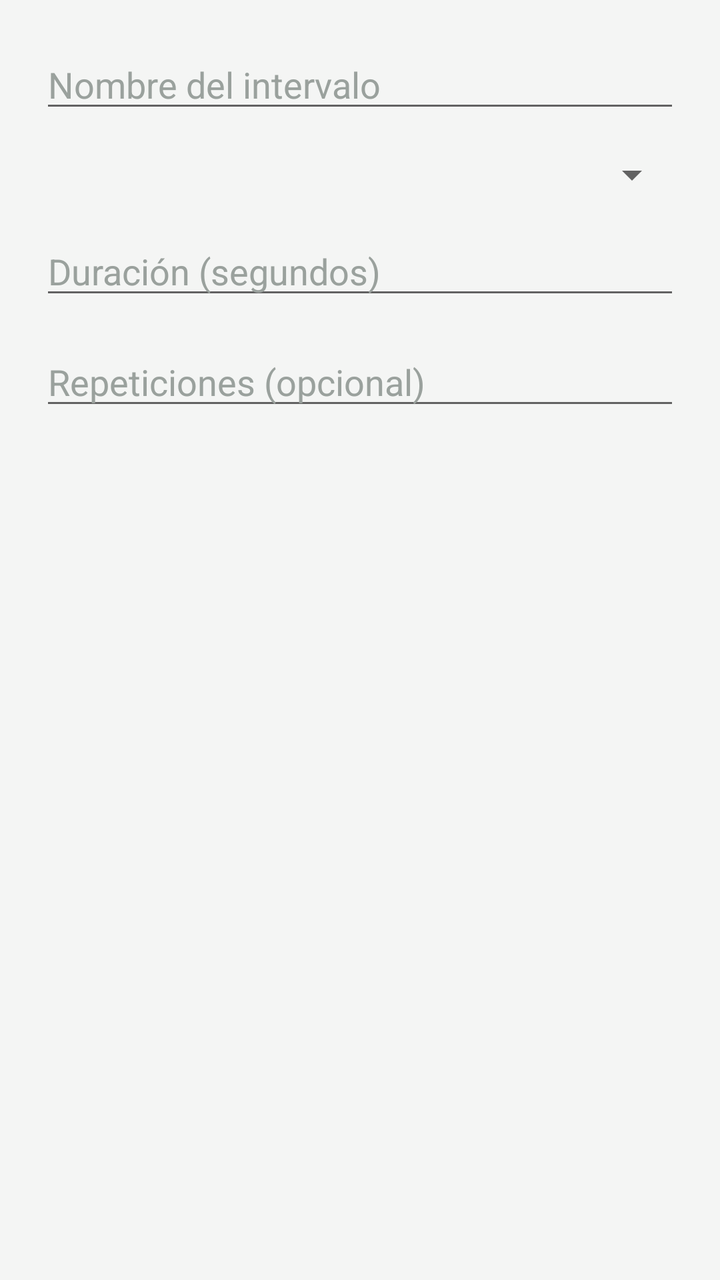
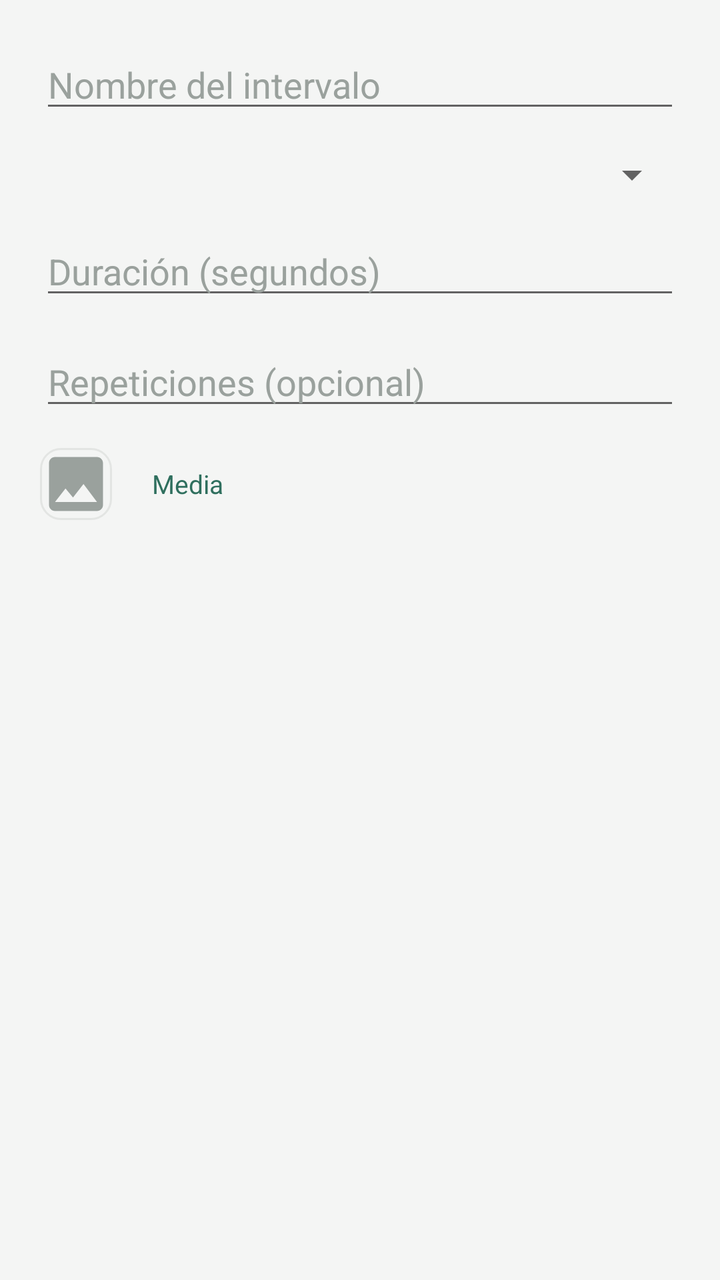

Two renders of the same Android screen: before a commit and after it. Below are the layout's source before the change and the commit's diff.
<!-- AndroidManifest.xml: application theme Theme.GymFitness -->
<!-- res/layout/dialog_interval.xml -->
<?xml version="1.0" encoding="utf-8"?>
<LinearLayout xmlns:android="http://schemas.android.com/apk/res/android"
    android:layout_width="match_parent"
    android:layout_height="wrap_content"
    android:orientation="vertical"
    android:padding="20dp">

    <EditText
        android:id="@+id/etIntervalName"
        android:layout_width="match_parent"
        android:layout_height="wrap_content"
        android:hint="@string/interval_name_hint"
        android:inputType="text"
        android:textColorHint="@color/text_hint" />

    <Spinner
        android:id="@+id/spinnerPhaseType"
        android:layout_width="match_parent"
        android:layout_height="wrap_content"
        android:layout_marginTop="14dp" />

    <EditText
        android:id="@+id/etIntervalDuration"
        android:layout_width="match_parent"
        android:layout_height="wrap_content"
        android:layout_marginTop="14dp"
        android:hint="@string/duration_seconds"
        android:inputType="number"
        android:textColorHint="@color/text_hint" />

    <EditText
        android:id="@+id/etIntervalRepetitions"
        android:layout_width="match_parent"
        android:layout_height="wrap_content"
        android:layout_marginTop="14dp"
        android:hint="@string/repetitions_optional"
        android:inputType="number"
        android:textColorHint="@color/text_hint" />

</LinearLayout>
<!-- resources referenced by this layout -->
<resources>
  <color name="text_hint">#9AA19D</color>
  <string name="duration_seconds">Duración (segundos)</string>
  <string name="interval_name_hint">Nombre del intervalo</string>
  <string name="repetitions_optional">Repeticiones (opcional)</string>
  <style name="Theme.GymFitness" parent="Theme.MaterialComponents.DayNight.NoActionBar">
          <item name="colorPrimary">@color/primary</item>
          <item name="colorPrimaryDark">@color/primary_dark</item>
          <item name="colorAccent">@color/accent</item>
          <item name="android:windowBackground">@color/background</item>
          <item name="android:statusBarColor">@color/surface</item>
          <item name="android:windowLightStatusBar">true</item>
      </style>
  <color name="primary">#2F6F5E</color>
  <color name="primary_dark">#1F4F42</color>
  <color name="accent">#E8A33D</color>
  <color name="background">#F4F5F4</color>
  <color name="surface">#FFFFFF</color>
</resources>

<!-- the commit's change to res/layout/dialog_interval.xml (unified diff, before → after) -->
@@ -1,5 +1,6 @@
 <?xml version="1.0" encoding="utf-8"?>
 <LinearLayout xmlns:android="http://schemas.android.com/apk/res/android"
+    xmlns:app="http://schemas.android.com/apk/res-auto"
     android:layout_width="match_parent"
     android:layout_height="wrap_content"
     android:orientation="vertical"
@@ -37,4 +38,31 @@
         android:inputType="number"
         android:textColorHint="@color/text_hint" />
 
+    <LinearLayout
+        android:layout_width="match_parent"
+        android:layout_height="wrap_content"
+        android:layout_marginTop="14dp"
+        android:gravity="center_vertical"
+        android:orientation="horizontal">
+
+        <ImageView
+            android:id="@+id/ivIntervalMediaPreview"
+            android:layout_width="36dp"
+            android:layout_height="36dp"
+            android:background="@drawable/bg_input"
+            android:scaleType="centerCrop"
+            android:src="@drawable/ic_media"
+            app:tint="@color/text_hint" />
+
+        <TextView
+            android:id="@+id/btnIntervalMedia"
+            android:layout_width="wrap_content"
+            android:layout_height="wrap_content"
+            android:layout_marginStart="12dp"
+            android:padding="8dp"
+            android:text="@string/media"
+            android:textColor="@color/primary"
+            android:textSize="13sp" />
+    </LinearLayout>
+
 </LinearLayout>
<!-- resource entries referenced after the edit -->
@@ -1,8 +1,20 @@
 <!-- resources referenced by this layout -->
 <resources>
   <color name="text_hint">#9AA19D</color>
+  <!-- drawable bg_input (drawable) -->
+  <shape xmlns:android="http://schemas.android.com/apk/res/android" android:shape="rectangle">
+      <solid android:color="@color/background"/>
+      <corners android:radius="10dp"/>
+      <stroke android:width="1dp" android:color="@color/card_stroke"/>
+  </shape>
+  <!-- drawable ic_media (drawable) -->
+  <vector xmlns:android="http://schemas.android.com/apk/res/android"
+      android:width="24dp" android:height="24dp" android:viewportWidth="24" android:viewportHeight="24" android:tint="?attr/colorControlNormal">
+      <path android:fillColor="#FF000000" android:pathData="M21,19V5c0,-1.1 -0.9,-2 -2,-2H5c-1.1,0 -2,0.9 -2,2v14c0,1.1 0.9,2 2,2h14c1.1,0 2,-0.9 2,-2zM8.5,13.5l2.5,3.01L14.5,12l4.5,6H5z"/>
+  </vector>
   <string name="duration_seconds">Duración (segundos)</string>
   <string name="interval_name_hint">Nombre del intervalo</string>
+  <string name="media">Media</string>
   <string name="repetitions_optional">Repeticiones (opcional)</string>
   <style name="Theme.GymFitness" parent="Theme.MaterialComponents.DayNight.NoActionBar">
           <item name="colorPrimary">@color/primary</item>
@@ -16,6 +28,7 @@
   <color name="primary_dark">#1F4F42</color>
   <color name="accent">#E8A33D</color>
   <color name="background">#F4F5F4</color>
+  <color name="card_stroke">#E3E5E3</color>
   <color name="surface">#FFFFFF</color>
 </resources>
 
